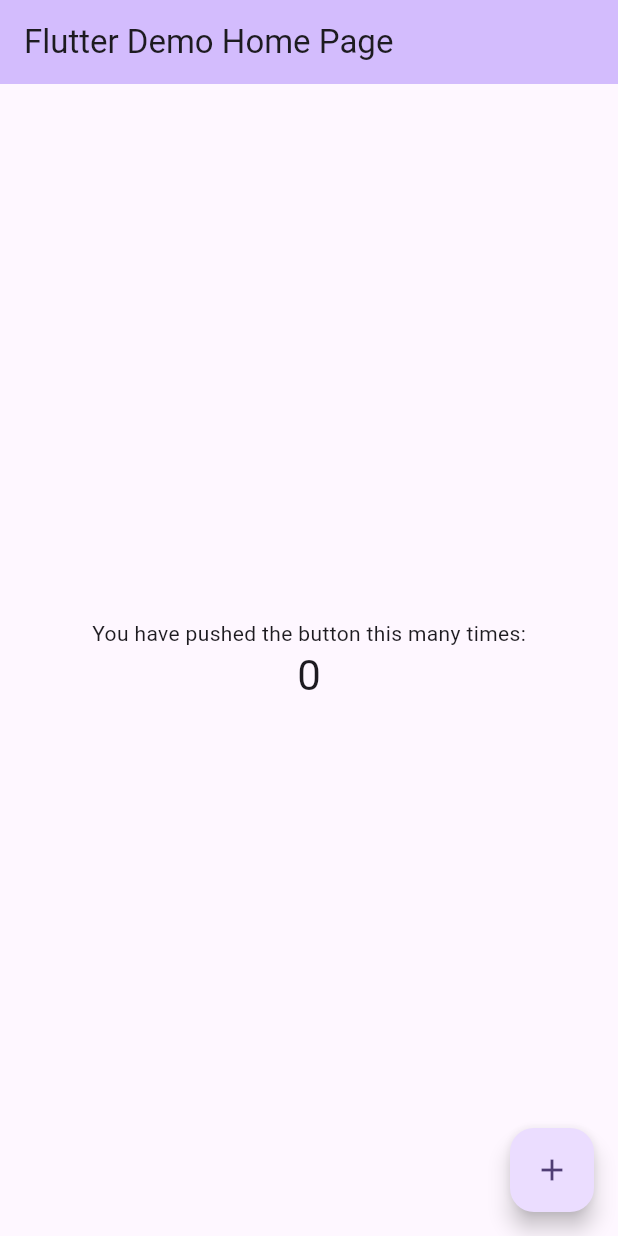
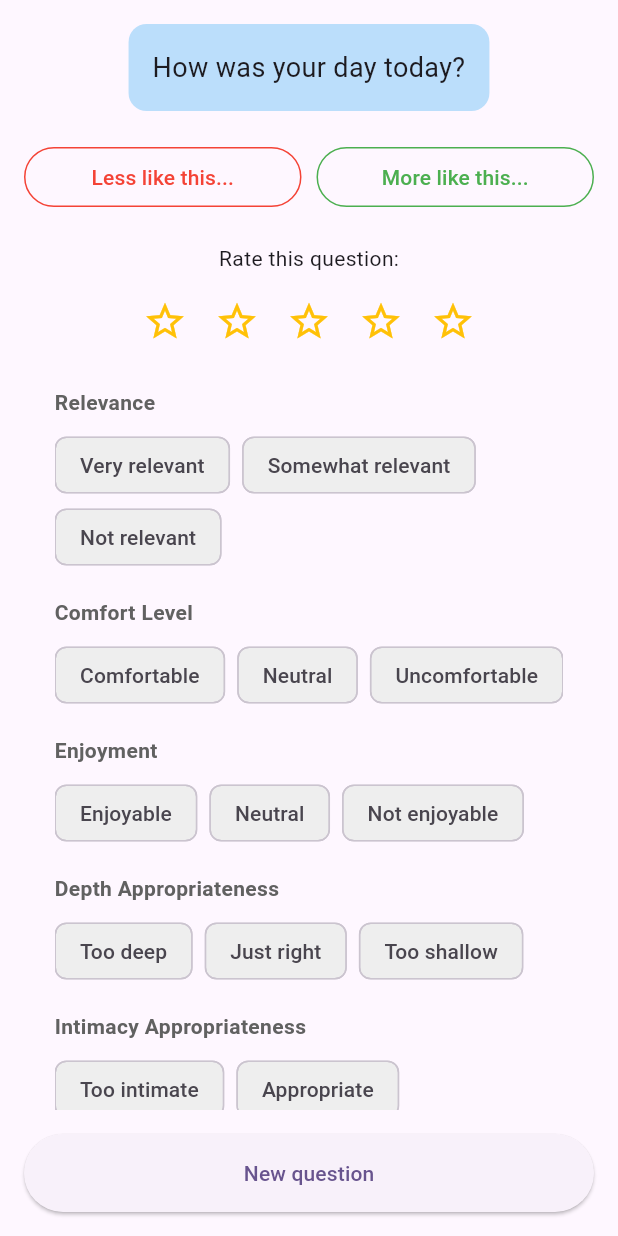
Before and after one commit to adrianad/relationship-app, a Flutter app: the screen it shows after launch, on a phone screen of 412 x 824 dp. Run offline on Flutter 3.47's test engine with Material 3 defaults, Android fonts, the phone set to English and light mode, and no system bars.

Commit message:
Initial question view.

```diff
--- a/app/lib/main.dart
+++ b/app/lib/main.dart
@@ -1,4 +1,5 @@
 import 'package:flutter/material.dart';
+import 'package:app/views/questions_view.dart';
 
 void main() {
   runApp(const MyApp());
@@ -7,116 +8,14 @@ void main() {
 class MyApp extends StatelessWidget {
   const MyApp({super.key});
 
-  // This widget is the root of your application.
   @override
   Widget build(BuildContext context) {
     return MaterialApp(
-      title: 'Flutter Demo',
+      title: 'Relationship App',
       theme: ThemeData(
-        // This is the theme of your application.
-        //
-        // TRY THIS: Try running your application with "flutter run". You'll see
-        // the application has a purple toolbar. Then, without quitting the app,
-        // try changing the seedColor in the colorScheme below to Colors.green
-        // and then invoke "hot reload" (save your changes or press the "hot
-        // reload" button in a Flutter-supported IDE, or press "r" if you used
-        // the command line to start the app).
-        //
-        // Notice that the counter didn't reset back to zero; the application
-        // state is not lost during the reload. To reset the state, use hot
-        // restart instead.
-        //
-        // This works for code too, not just values: Most code changes can be
-        // tested with just a hot reload.
         colorScheme: ColorScheme.fromSeed(seedColor: Colors.deepPurple),
       ),
-      home: const MyHomePage(title: 'Flutter Demo Home Page'),
+      home: const QuestionsView(),
     );
   }
 }
-
-class MyHomePage extends StatefulWidget {
-  const MyHomePage({super.key, required this.title});
-
-  // This widget is the home page of your application. It is stateful, meaning
-  // that it has a State object (defined below) that contains fields that affect
-  // how it looks.
-
-  // This class is the configuration for the state. It holds the values (in this
-  // case the title) provided by the parent (in this case the App widget) and
-  // used by the build method of the State. Fields in a Widget subclass are
-  // always marked "final".
-
-  final String title;
-
-  @override
-  State<MyHomePage> createState() => _MyHomePageState();
-}
-
-class _MyHomePageState extends State<MyHomePage> {
-  int _counter = 0;
-
-  void _incrementCounter() {
-    setState(() {
-      // This call to setState tells the Flutter framework that something has
-      // changed in this State, which causes it to rerun the build method below
-      // so that the display can reflect the updated values. If we changed
-      // _counter without calling setState(), then the build method would not be
-      // called again, and so nothing would appear to happen.
-      _counter++;
-    });
-  }
-
-  @override
-  Widget build(BuildContext context) {
-    // This method is rerun every time setState is called, for instance as done
-    // by the _incrementCounter method above.
-    //
-    // The Flutter framework has been optimized to make rerunning build methods
-    // fast, so that you can just rebuild anything that needs updating rather
-    // than having to individually change instances of widgets.
-    return Scaffold(
-      appBar: AppBar(
-        // TRY THIS: Try changing the color here to a specific color (to
-        // Colors.amber, perhaps?) and trigger a hot reload to see the AppBar
-        // change color while the other colors stay the same.
-        backgroundColor: Theme.of(context).colorScheme.inversePrimary,
-        // Here we take the value from the MyHomePage object that was created by
-        // the App.build method, and use it to set our appbar title.
-        title: Text(widget.title),
-      ),
-      body: Center(
-        // Center is a layout widget. It takes a single child and positions it
-        // in the middle of the parent.
-        child: Column(
-          // Column is also a layout widget. It takes a list of children and
-          // arranges them vertically. By default, it sizes itself to fit its
-          // children horizontally, and tries to be as tall as its parent.
-          //
-          // Column has various properties to control how it sizes itself and
-          // how it positions its children. Here we use mainAxisAlignment to
-          // center the children vertically; the main axis here is the vertical
-          // axis because Columns are vertical (the cross axis would be
-          // horizontal).
-          //
-          // TRY THIS: Invoke "debug painting" (choose the "Toggle Debug Paint"
-          // action in the IDE, or press "p" in the console), to see the
-          // wireframe for each widget.
-          mainAxisAlignment: MainAxisAlignment.center,
-          children: <Widget>[
-            const Text('You have pushed the button this many times:'),
-            Text(
-              '$_counter',
-              style: Theme.of(context).textTheme.headlineMedium,
-            ),
-          ],
-        ),
-      ),
-      floatingActionButton: FloatingActionButton(
-        onPressed: _incrementCounter,
-        tooltip: 'Increment',
-        child: const Icon(Icons.add),
-      ), // This trailing comma makes auto-formatting nicer for build methods.
-    );
-  }
-}
--- /dev/null
+++ b/app/lib/views/questions_view.dart
@@ -0,0 +1,258 @@
+import 'package:flutter/material.dart';
+
+class QuestionsView extends StatefulWidget {
+  final String questionText;
+
+  const QuestionsView({super.key, this.questionText = "How was your day today?"});
+
+  @override
+  State<QuestionsView> createState() => _QuestionsViewState();
+}
+
+class _QuestionsViewState extends State<QuestionsView> {
+  late String _currentQuestion;
+  int _rating = 0;
+
+  // Feedback selections
+  String? _relevance;
+  String? _comfortLevel;
+  String? _enjoyment;
+  String? _depthAppropriateness;
+  String? _intimacyAppropriateness;
+
+  // Feedback options
+  final List<String> _relevanceOptions = ['Very relevant', 'Somewhat relevant', 'Not relevant'];
+  final List<String> _comfortOptions = ['Comfortable', 'Neutral', 'Uncomfortable'];
+  final List<String> _enjoymentOptions = ['Enjoyable', 'Neutral', 'Not enjoyable'];
+  final List<String> _depthOptions = ['Too deep', 'Just right', 'Too shallow'];
+  final List<String> _intimacyOptions = ['Too intimate', 'Appropriate', 'Not intimate enough'];
+
+  @override
+  void initState() {
+    super.initState();
+    _currentQuestion = widget.questionText;
+  }
+
+  void _loadNewQuestion() {
+    setState(() {
+      // In a real app, this would load from a question service
+      _currentQuestion = "This is a new relationship question";
+      _rating = 0; // Reset rating for new question
+      _moreLikeThis = false; // Reset button state
+      _lessLikeThis = false; // Reset button state
+
+      // Reset feedback selections
+      _relevance = null;
+      _comfortLevel = null;
+      _enjoyment = null;
+      _depthAppropriateness = null;
+      _intimacyAppropriateness = null;
+    });
+  }
+
+  bool _moreLikeThis = false;
+  bool _lessLikeThis = false;
+
+  void _setRating(int rating) {
+    setState(() {
+      _rating = rating;
+    });
+  }
+
+  void _toggleMoreLikeThis() {
+    setState(() {
+      _moreLikeThis = true;
+      _lessLikeThis = false;
+    });
+  }
+
+  void _toggleLessLikeThis() {
+    setState(() {
+      _lessLikeThis = true;
+      _moreLikeThis = false;
+    });
+  }
+
+  @override
+  Widget build(BuildContext context) {
+    return Scaffold(
+      body: SafeArea(
+        child: Padding(
+          padding: const EdgeInsets.all(16.0),
+          child: Column(
+            children: [
+              // Chat bubble with question
+              Container(
+                padding: const EdgeInsets.all(16.0),
+                decoration: BoxDecoration(color: Colors.blue.shade100, borderRadius: BorderRadius.circular(12)),
+                child: Text(_currentQuestion, style: const TextStyle(fontSize: 18), textAlign: TextAlign.center),
+              ),
+              const SizedBox(height: 20),
+
+              // Two response buttons
+              Row(
+                children: [
+                  Expanded(
+                    child: OutlinedButton(
+                      onPressed: _toggleLessLikeThis,
+                      style: OutlinedButton.styleFrom(
+                        side: BorderSide(color: Colors.red),
+                        backgroundColor: _lessLikeThis ? Colors.red.shade50 : Colors.transparent,
+                      ),
+                      child: const Text("Less like this...", style: TextStyle(color: Colors.red)),
+                    ),
+                  ),
+                  const SizedBox(width: 10),
+                  Expanded(
+                    child: OutlinedButton(
+                      onPressed: _toggleMoreLikeThis,
+                      style: OutlinedButton.styleFrom(
+                        side: BorderSide(color: Colors.green),
+                        backgroundColor: _moreLikeThis ? Colors.green.shade50 : Colors.transparent,
+                      ),
+                      child: const Text("More like this...", style: TextStyle(color: Colors.green)),
+                    ),
+                  ),
+                ],
+              ),
+
+              const SizedBox(height: 20),
+
+              // Star rating
+              Column(
+                children: [
+                  const Text("Rate this question:"),
+                  const SizedBox(height: 8),
+                  Row(
+                    mainAxisAlignment: MainAxisAlignment.center,
+                    children: List.generate(5, (index) {
+                      return IconButton(
+                        icon: Icon(
+                          index < _rating ? Icons.star : Icons.star_border,
+                          color: Colors.amber,
+                          size: 30,
+                        ),
+                        onPressed: () => _setRating(index + 1),
+                      );
+                    }),
+                  ),
+                ],
+              ),
+
+              const SizedBox(height: 20),
+
+              // Structured feedback categories
+              Expanded(
+                child: SingleChildScrollView(
+                  child: Column(
+                    crossAxisAlignment: CrossAxisAlignment.start,
+                    children: [
+                      // Relevance
+                      _buildFeedbackCategory(
+                        "Relevance",
+                        _relevanceOptions,
+                        _relevance,
+                        (value) => setState(() => _relevance = value)
+                      ),
+
+                      const SizedBox(height: 16),
+
+                      // Comfort Level
+                      _buildFeedbackCategory(
+                        "Comfort Level",
+                        _comfortOptions,
+                        _comfortLevel,
+                        (value) => setState(() => _comfortLevel = value)
+                      ),
+
+                      const SizedBox(height: 16),
+
+                      // Enjoyment
+                      _buildFeedbackCategory(
+                        "Enjoyment",
+                        _enjoymentOptions,
+                        _enjoyment,
+                        (value) => setState(() => _enjoyment = value)
+                      ),
+
+                      const SizedBox(height: 16),
+
+                      // Depth Appropriateness
+                      _buildFeedbackCategory(
+                        "Depth Appropriateness",
+                        _depthOptions,
+                        _depthAppropriateness,
+                        (value) => setState(() => _depthAppropriateness = value)
+                      ),
+
+                      const SizedBox(height: 16),
+
+                      // Intimacy Appropriateness
+                      _buildFeedbackCategory(
+                        "Intimacy Appropriateness",
+                        _intimacyOptions,
+                        _intimacyAppropriateness,
+                        (value) => setState(() => _intimacyAppropriateness = value)
+                      ),
+                    ],
+                  ),
+                ),
+              ),
+
+              const SizedBox(height: 16),
+
+              // New question button at bottom
+              SizedBox(
+                width: double.infinity,
+                child: ElevatedButton(
+                  onPressed: _loadNewQuestion,
+                  style: ElevatedButton.styleFrom(padding: const EdgeInsets.symmetric(vertical: 16)),
+                  child: const Text("New question"),
+                ),
+              ),
+            ],
+          ),
+        ),
+      ),
+    );
+  }
+
+  // Helper widget to build feedback categories
+  Widget _buildFeedbackCategory(
+    String title,
+    List<String> options,
+    String? selectedValue,
+    Function(String) onSelected
+  ) {
+    return Column(
+      crossAxisAlignment: CrossAxisAlignment.start,
+      children: [
+        Text(
+          title,
+          style: TextStyle(
+            color: Colors.grey.shade700,
+            fontWeight: FontWeight.bold,
+          ),
+        ),
+        const SizedBox(height: 8),
+        Wrap(
+          spacing: 8,
+          children: options.map((option) {
+            final isSelected = selectedValue == option;
+            return ChoiceChip(
+              label: Text(option),
+              selected: isSelected,
+              selectedColor: Colors.blue.shade100,
+              backgroundColor: Colors.grey.shade200,
+              onSelected: (selected) {
+                if (selected) {
+                  onSelected(option);
+                }
+              },
+            );
+          }).toList(),
+        ),
+      ],
+    );
+  }
+}
```
